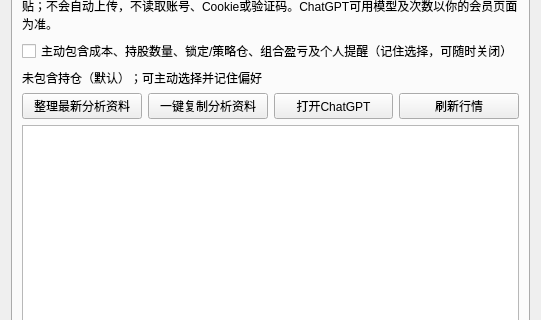
Qt form stockwidget/ui/briefing.ui (kri41106/a-share-ai-butler) before a commit; both pictures show x 0 to 541 and y 147 to 467 of the 541 by 1124 pixel window.
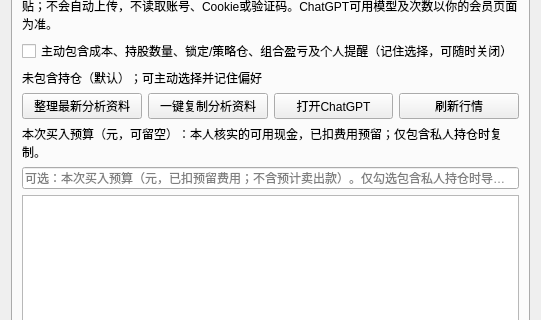
The same form after that commit. The open tabs and pages were chosen to show the change.

Commit message: feat: concise action advice with opt-in buy budget and read-only quantity checks

The edit to the form file:
```diff
--- a/stockwidget/ui/briefing.ui
+++ b/stockwidget/ui/briefing.ui
@@ -241,6 +241,18 @@
          </item>
         </layout>
        </item>
+       <item>
+        <widget class="QLabel" name="buyBudgetLabel">
+         <property name="text"><string>本次买入预算（元，可留空）：本人核实的可用现金，已扣费用预留；仅包含私人持仓时复制。</string></property>
+         <property name="wordWrap"><bool>true</bool></property>
+        </widget>
+       </item>
+       <item>
+        <widget class="QLineEdit" name="buyBudgetEdit">
+         <property name="placeholderText"><string>可选：本次买入预算（元，已扣预留费用；不含预计卖出款）。仅勾选包含私人持仓时导出。</string></property>
+         <property name="toolTip"><string>请本人核实当前可用现金并扣除费用预留后填写。不填则不能核算买入股数；仅本次窗口使用，不代表券商资金。</string></property>
+        </widget>
+       </item>
        <item>
         <widget class="QPlainTextEdit" name="promptText">
          <property name="readOnly">
```
Left out of the diff: 2 changed lines with no effect on the pictures. The commit also changes 15 other files.
